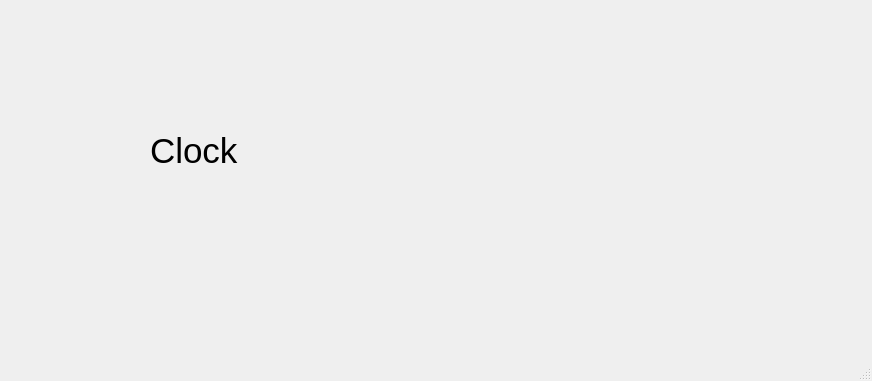
The window that mainwindow.ui (DjCristian95/Edi2Final) describes before a commit, drawn with Qt 5.
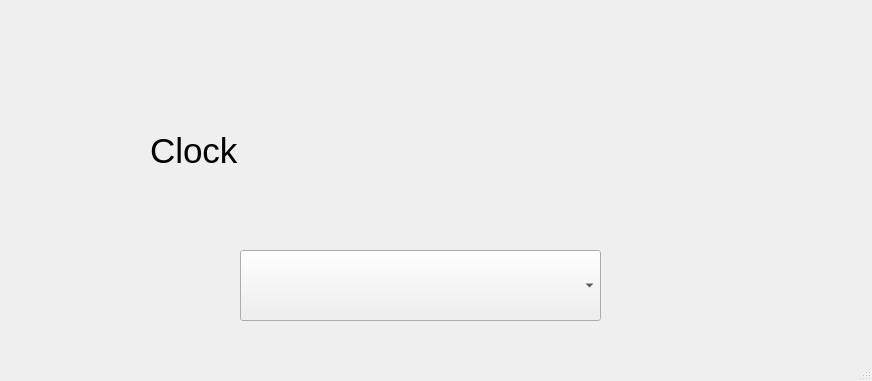
The same window after the commit.

Commit message: Agregado de comboBox y prueba cmbPaises_currentTextChanged

What changed in the file:
```diff
--- a/mainwindow.ui
+++ b/mainwindow.ui
@@ -32,6 +32,21 @@
      <string>Clock</string>
     </property>
    </widget>
+   <widget class="QComboBox" name="cmbPaises">
+    <property name="geometry">
+     <rect>
+      <x>240</x>
+      <y>250</y>
+      <width>361</width>
+      <height>71</height>
+     </rect>
+    </property>
+    <property name="font">
+     <font>
+      <pointsize>16</pointsize>
+     </font>
+    </property>
+   </widget>
   </widget>
   <widget class="QMenuBar" name="menubar">
    <property name="geometry">
```
The commit also changes 3 other files.
